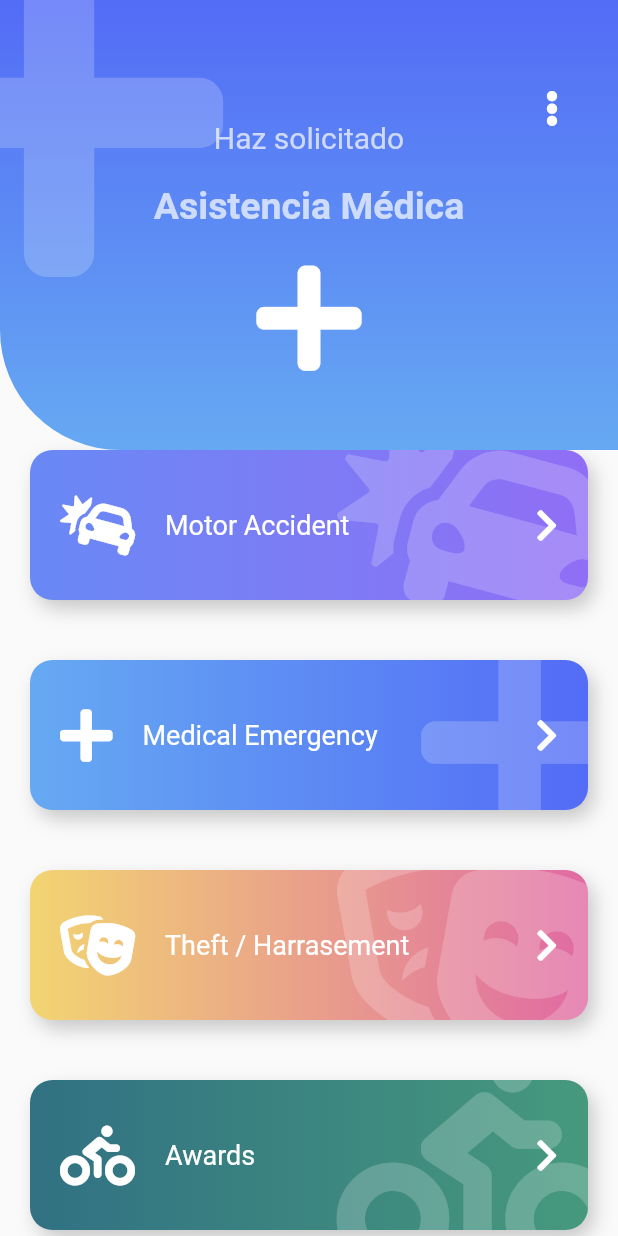
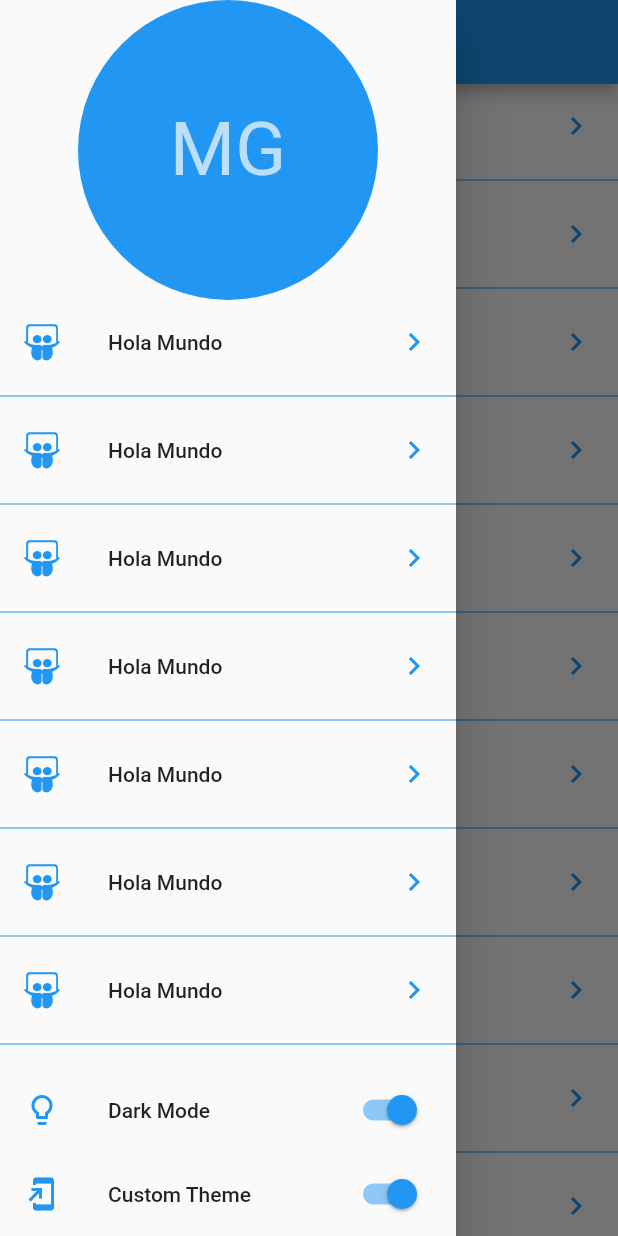
Before and after one commit to MarioAGtzC/Intermediate_Flutter, a Flutter app: the screen it shows after launch, with the side drawer open (before the commit the screen has no drawer), on a phone screen of 412 x 824 dp. Run offline on Flutter 3.47's test engine with Material 2 defaults, Android fonts, the phone set to English and light mode, and no system bars; our stand-ins replace animate_do, font_awesome_flutter.

Commit message:
Begin of section 10

```diff
--- a/disenos_app/lib/main.dart
+++ b/disenos_app/lib/main.dart
@@ -1,8 +1,9 @@
 import 'package:flutter/material.dart';
 
-import 'package:disenos_app/src/pages/emergency_page.dart';
+import 'package:disenos_app/src/pages/launcher_page.dart';
 // import 'package:disenos_app/src/pages/headers_page.dart';
 // import 'package:disenos_app/src/pages/pinterest_page.dart';
+// import 'package:disenos_app/src/pages/emergency_page.xdart';
 // import 'package:disenos_app/src/pages/animaciones_page.dart';
 // import 'package:disenos_app/src/retos/cuadrado_animado_page.dart';
 // import 'package:disenos_app/src/pages/graficas_circulares_page.dart';
@@ -15,7 +16,7 @@ class MyApp extends StatelessWidget {
     return MaterialApp(
       debugShowCheckedModeBanner: false,
       title: 'Diseños App',
-      home: EmergencyPage()
+      home: LauncherPage()
     );
   }
 }
--- /dev/null
+++ b/disenos_app/lib/src/pages/launcher_page.dart
@@ -0,0 +1,81 @@
+import 'package:flutter/material.dart';
+import 'package:font_awesome_flutter/font_awesome_flutter.dart';
+
+class LauncherPage extends StatelessWidget {
+  @override
+  Widget build(BuildContext context) {
+    return Scaffold(
+      appBar: AppBar(
+        title: Text('Diseños en Flutter'),
+      ),
+      drawer: _MenuPrincipal(),
+      body: _ListaOpciones()
+    );
+  }
+}
+
+class _ListaOpciones extends StatelessWidget {
+  @override
+  Widget build(BuildContext context) {
+    return ListView.separated(
+      physics: BouncingScrollPhysics(),
+      separatorBuilder: (context, i) => Divider(
+        color: Colors.blue,
+      ),
+      itemCount: 20,
+      itemBuilder: (context, i) => ListTile(
+        leading: FaIcon(FontAwesomeIcons.slideshare, color: Colors.blue,),
+        title: Text('Hola Mundo'),
+        trailing: Icon(Icons.chevron_right, color: Colors.blue,),
+        onTap: () {
+
+        },
+      ),
+    );
+  }
+}
+
+class _MenuPrincipal extends StatelessWidget {
+  @override
+  Widget build(BuildContext context) {
+    return Drawer(
+      child: Container(
+        child: Column(
+          children: [
+            SafeArea(
+              child: Container(
+                width: double.infinity,
+                height: 200,
+                child: CircleAvatar(
+                  backgroundColor: Colors.blue,
+                  child: Text('MG', style: TextStyle(fontSize: 50),),
+                ),
+              ),
+            ),
+            Expanded(
+              child: _ListaOpciones()
+            ),
+            ListTile(
+              leading: Icon(Icons.lightbulb_outline, color: Colors.blue,),
+              title: Text('Dark Mode'),
+              trailing: Switch.adaptive(
+                value: true,
+                activeColor: Colors.blue,
+                onChanged: (value) {}
+              ),
+            ),
+            ListTile(
+              leading: Icon(Icons.add_to_home_screen, color: Colors.blue,),
+              title: Text('Custom Theme'),
+              trailing: Switch.adaptive(
+                value: true,
+                activeColor: Colors.blue,
+                onChanged: (value) {}
+              ),
+            ),
+          ],
+        ),
+      ),
+    );
+  }
+}
```
